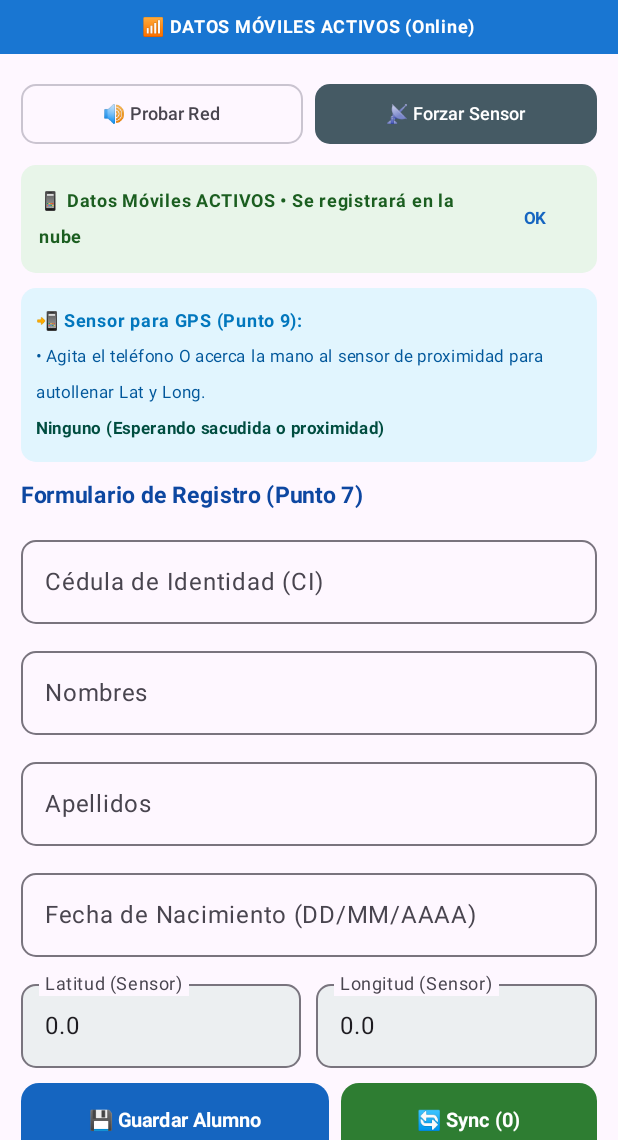
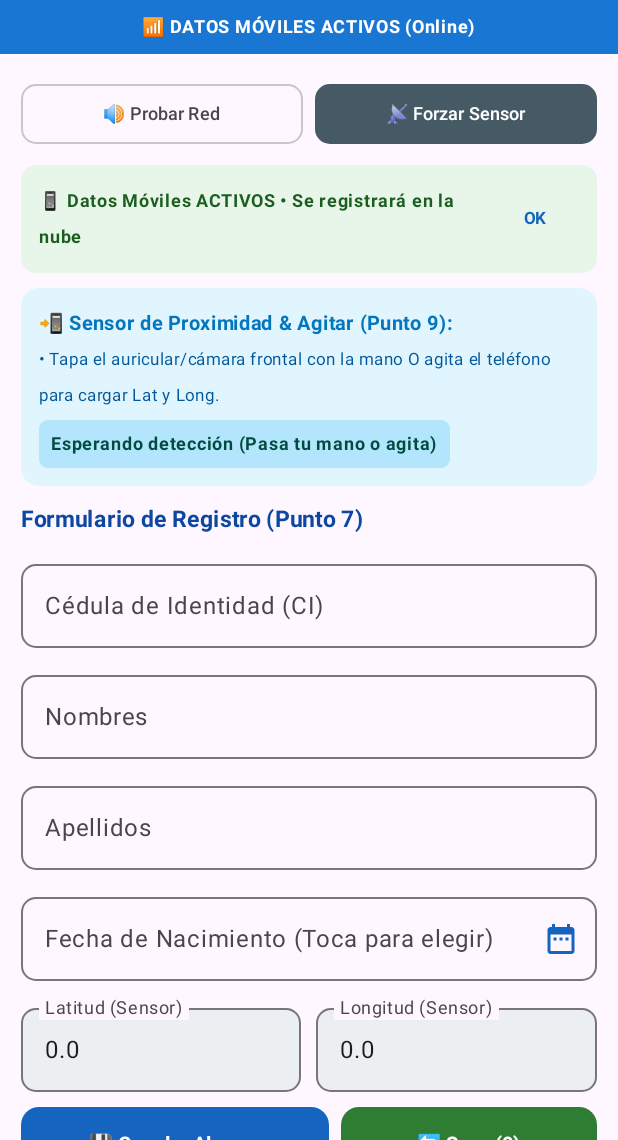
Before and after one commit to Zudokatotk/examen-, an Android app built with Jetpack Compose: the screen it shows after launch (MainActivity), on a phone screen of 412 x 824 dp, the part 96-1236 px from its top. Run offline under Robolectric (Android 15) with nearby library versions, the phone set to English and light mode, and no system bars; our stand-ins replace Firebase (no records; nobody signed in at launch, a user with empty details on screens opened directly).

Commit message:
Agregar DatePickerDialog y mejorar deteccion de sensor de proximidad

```diff
--- a/app/src/main/java/com/example/examen/MainActivity.kt
+++ b/app/src/main/java/com/example/examen/MainActivity.kt
@@ -1,6 +1,7 @@
 package com.example.examen
 
 import android.Manifest
+import android.app.DatePickerDialog
 import android.content.Context
 import android.content.pm.PackageManager
 import android.hardware.Sensor
@@ -11,6 +12,7 @@ import android.net.ConnectivityManager
 import android.net.Network
 import android.net.NetworkRequest
 import android.os.Bundle
+import android.widget.DatePicker
 import android.widget.Toast
 import androidx.activity.ComponentActivity
 import androidx.activity.compose.rememberLauncherForActivityResult
@@ -18,16 +20,20 @@ import androidx.activity.compose.setContent
 import androidx.activity.enableEdgeToEdge
 import androidx.activity.result.contract.ActivityResultContracts
 import androidx.compose.foundation.background
+import androidx.compose.foundation.clickable
 import androidx.compose.foundation.layout.*
 import androidx.compose.foundation.lazy.LazyColumn
 import androidx.compose.foundation.lazy.items
 import androidx.compose.foundation.shape.RoundedCornerShape
 import androidx.compose.foundation.text.KeyboardOptions
+import androidx.compose.material.icons.Icons
+import androidx.compose.material.icons.filled.DateRange
 import androidx.compose.material3.*
 import androidx.compose.runtime.*
 import androidx.compose.ui.Alignment
 import androidx.compose.ui.Modifier
 import androidx.compose.ui.graphics.Color
+import androidx.compose.ui.platform.LocalContext
 import androidx.compose.ui.text.font.FontFamily
 import androidx.compose.ui.text.font.FontWeight
 import androidx.compose.ui.text.input.KeyboardType
@@ -35,6 +41,7 @@ import androidx.compose.ui.text.style.TextAlign
 import androidx.compose.ui.unit.dp
 import androidx.compose.ui.unit.sp
 import androidx.core.content.ContextCompat
+import java.util.Calendar
 import java.util.Locale
 import kotlin.math.sqrt
 
@@ -57,7 +64,7 @@ class MainActivity : ComponentActivity(), SensorEventListener {
     private var mensajeAlerta = mutableStateOf<String?>(null)
     private var latitudCargada = mutableStateOf("0.0")
     private var longitudCargada = mutableStateOf("0.0")
-    private var ultimoSensorActivado = mutableStateOf("Ninguno (Esperando sacudida o proximidad)")
+    private var estadoSensorEnVivo = mutableStateOf("Esperando detección (Pasa tu mano o agita)")
 
     private var networkCallback: ConnectivityManager.NetworkCallback? = null
 
@@ -65,19 +72,16 @@ class MainActivity : ComponentActivity(), SensorEventListener {
         super.onCreate(savedInstanceState)
         enableEdgeToEdge()
 
-        // Inicializar Base de Datos SQLite y Firestore
         dbHelper = DatabaseHelper(this)
         firestoreManager = FirestoreManager()
 
-        // Monitoreo de Red (Punto 8)
         iniciarMonitoreoRed()
 
-        // Configuración de Sensores (Punto 9)
+        // Configuración de Sensores
         sensorManager = getSystemService(Context.SENSOR_SERVICE) as SensorManager
         acelerometro = sensorManager.getDefaultSensor(Sensor.TYPE_ACCELEROMETER)
         sensorProximidad = sensorManager.getDefaultSensor(Sensor.TYPE_PROXIMITY)
 
-        // Cargar registros locales existentes
         recargarDatos()
 
         setContent {
@@ -88,10 +92,9 @@ class MainActivity : ComponentActivity(), SensorEventListener {
                     surface = Color(0xFFF8F9FA)
                 )
             ) {
-                // Solicitar permisos de GPS al iniciar
                 val permissionLauncher = rememberLauncherForActivityResult(
                     contract = ActivityResultContracts.RequestMultiplePermissions()
-                ) { /* Permisos procesados */ }
+                ) {}
 
                 LaunchedEffect(Unit) {
                     val fineGranted = ContextCompat.checkSelfPermission(
@@ -118,7 +121,7 @@ class MainActivity : ComponentActivity(), SensorEventListener {
                         mensajeAlerta = mensajeAlerta.value,
                         latitud = latitudCargada.value,
                         longitud = longitudCargada.value,
-                        sensorInfo = ultimoSensorActivado.value,
+                        sensorInfo = estadoSensorEnVivo.value,
                         alumnos = listaAlumnos.value,
                         pendientes = pendientesCount.intValue,
                         onVerificarConexionManual = {
@@ -143,9 +146,12 @@ class MainActivity : ComponentActivity(), SensorEventListener {
     override fun onResume() {
         super.onResume()
         comprobarRedYEmitirAlerta(mostrarToast = false)
+
         acelerometro?.let {
             sensorManager.registerListener(this, it, SensorManager.SENSOR_DELAY_UI)
         }
+
+        // Registrar Proximidad con la mayor sensibilidad posible (SENSOR_DELAY_NORMAL o UI)
         sensorProximidad?.let {
             sensorManager.registerListener(this, it, SensorManager.SENSOR_DELAY_UI)
         }
@@ -165,22 +171,85 @@ class MainActivity : ComponentActivity(), SensorEventListener {
     }
 
     // ─────────────────────────────────────────────────────────────────────────
-    // PUNTO 10: Lógica de Registro y Sincronización SQLite + Firestore
+    // PUNTO 9: Detección Mejorada de Proximidad y Acelerómetro
+    // ─────────────────────────────────────────────────────────────────────────
+
+    override fun onSensorChanged(event: SensorEvent?) {
+        if (event == null) return
+        val ahora = System.currentTimeMillis()
+
+        // 1. SENSOR DE PROXIMIDAD
+        if (event.sensor.type == Sensor.TYPE_PROXIMITY) {
+            val distancia = event.values[0]
+            val maxRango = event.sensor.maximumRange
+
+            // En muchos dispositivos (Xiaomi, Samsung) 'cerca' es 0.0 o menor que el rango maximo
+            val estaCerca = (distancia < maxRango) || (distancia == 0.0f) || (distancia <= 2.0f)
+
+            estadoSensorEnVivo.value = if (estaCerca) {
+                "✋ ¡MANO DETECTADA CERCA! (${distancia} cm)"
+            } else {
+                "👋 Mano Lejos (${distancia} cm / Max: ${maxRango} cm)"
+            }
+
+            // Si está cerca y pasaron al menos 1.2 segundos del último disparo
+            if (estaCerca && (ahora - ultimoTimestampSensor > 1200)) {
+                ultimoTimestampSensor = ahora
+                activarCapturaUbicacion("Sensor de Proximidad (Mano cerca)")
+            }
+        }
+
+        // 2. SENSOR DE ACELERÓMETRO (Agitar)
+        if (event.sensor.type == Sensor.TYPE_ACCELEROMETER) {
+            val x = event.values[0]
+            val y = event.values[1]
+            val z = event.values[2]
+            val aceleracionTotal = sqrt((x * x + y * y + z * z).toDouble())
+
+            // Si se agita con fuerza
+            if (aceleracionTotal > 14.5 && (ahora - ultimoTimestampSensor > 1200)) {
+                ultimoTimestampSensor = ahora
+                estadoSensorEnVivo.value = "⚡ ¡SACUDIDA DETECTADA! (Aceleración: ${String.format(Locale.US, "%.1f", aceleracionTotal)})"
+                activarCapturaUbicacion("Dispositivo Agitado (Acelerómetro)")
+            }
+        }
+    }
+
+    override fun onAccuracyChanged(sensor: Sensor?, accuracy: Int) {}
+
+    private fun activarCapturaUbicacion(origenSensor: String) {
+        runOnUiThread {
+            Toast.makeText(this, "📡 $origenSensor: Leyendo GPS...", Toast.LENGTH_SHORT).show()
+
+            LocationHelper.obtenerCoordenadas(this) { lat, lng ->
+                runOnUiThread {
+                    latitudCargada.value = String.format(Locale.US, "%.5f", lat)
+                    longitudCargada.value = String.format(Locale.US, "%.5f", lng)
+                    Toast.makeText(
+                        this,
+                        "📍 Coordenadas cargadas: Lat ${latitudCargada.value}, Lng ${longitudCargada.value}",
+                        Toast.LENGTH_SHORT
+                    ).show()
+                }
+            }
+        }
+    }
+
+    // ─────────────────────────────────────────────────────────────────────────
+    // PUNTO 10: Guardado y Sincronización
     // ─────────────────────────────────────────────────────────────────────────
 
     private fun guardarAlumno(alumno: Alumno) {
         if (alumno.ci.isEmpty() || alumno.nombres.isEmpty()) {
-            Toast.makeText(this, "Por favor completa al menos CI y Nombres", Toast.LENGTH_SHORT).show()
+            Toast.makeText(this, "Por favor completa CI y Nombres", Toast.LENGTH_SHORT).show()
             return
         }
 
-        // 1. Siempre se guarda localmente en SQLite primero (1 sola tabla)
         val idLocal = dbHelper.insertarAlumno(alumno)
         alumno.id = idLocal
 
         val hayConexion = (estadoConexion.value != TipoConexion.SIN_CONEXION)
 
-        // 2. Si está ONLINE: Subir de inmediato a Firestore y marcar is_synced = 1
         if (hayConexion) {
             firestoreManager.subirAlumno(
                 alumno = alumno,
@@ -191,15 +260,14 @@ class MainActivity : ComponentActivity(), SensorEventListener {
                         recargarDatos()
                     }
                 },
-                onFailure = { e ->
+                onFailure = {
                     runOnUiThread {
-                        Toast.makeText(this, "Guardado en SQLite local (Error al subir a nube)", Toast.LENGTH_SHORT).show()
+                        Toast.makeText(this, "Guardado en SQLite local (Fallo al subir)", Toast.LENGTH_SHORT).show()
                         recargarDatos()
                     }
                 }
             )
         } else {
-            // 3. Si está OFFLINE: Queda en SQLite con is_synced = 0
             Toast.makeText(this, "Guardado en SQLite local (Modo Offline) 📱", Toast.LENGTH_SHORT).show()
             recargarDatos()
         }
@@ -207,13 +275,12 @@ class MainActivity : ComponentActivity(), SensorEventListener {
 
     private fun sincronizarBasesDeDatos() {
         if (estadoConexion.value == TipoConexion.SIN_CONEXION) {
-            Toast.makeText(this, "No hay conexión a internet para sincronizar ❌", Toast.LENGTH_SHORT).show()
+            Toast.makeText(this, "No hay conexión para sincronizar ❌", Toast.LENGTH_SHORT).show()
             return
         }
 
-        Toast.makeText(this, "Sincronizando SQLite con Firestore...", Toast.LENGTH_SHORT).show()
+        Toast.makeText(this, "Sincronizando...", Toast.LENGTH_SHORT).show()
 
-        // Paso A: Subir los registros locales pendientes (is_synced = 0) a Firestore
         val pendientes = dbHelper.obtenerNoSincronizados()
         for (item in pendientes) {
             firestoreManager.subirAlumno(
@@ -222,12 +289,10 @@ class MainActivity : ComponentActivity(), SensorEventListener {
                     dbHelper.marcarComoSincronizado(item.id, firestoreId)
                     recargarDatos()
                 },
-                onFailure = { /* Ignorar reintento */ }
+                onFailure = {}
             )
         }
 
-        // Paso B: Descargar los registros de Firestore y guardarlos en SQLite si no existen
-        // (Nota del examen: "ambas bases de datos tienen los mismos registros se debe tener tanto offline como online")
         firestoreManager.descargarAlumnos(
             onSuccess = { listaNube ->
                 for (remoto in listaNube) {
@@ -250,60 +315,7 @@ class MainActivity : ComponentActivity(), SensorEventListener {
     }
 
     // ─────────────────────────────────────────────────────────────────────────
-    // PUNTO 9: Detección de Sensores (Agitar / Proximidad) y Carga de GPS
-    // ─────────────────────────────────────────────────────────────────────────
-
-    override fun onSensorChanged(event: SensorEvent?) {
-        if (event == null) return
-        val ahora = System.currentTimeMillis()
-
-        // 1. Proximidad
-        if (event.sensor.type == Sensor.TYPE_PROXIMITY) {
-            val distancia = event.values[0]
-            val maxRango = event.sensor.maximumRange
-            if (distancia < maxRango && (ahora - ultimoTimestampSensor > 1500)) {
-                ultimoTimestampSensor = ahora
-                activarCapturaUbicacion("Sensor de Proximidad (Mano detectada)")
-            }
-        }
-
-        // 2. Acelerómetro (Agitar)
-        if (event.sensor.type == Sensor.TYPE_ACCELEROMETER) {
-            val x = event.values[0]
-            val y = event.values[1]
-            val z = event.values[2]
-            val aceleracionTotal = sqrt((x * x + y * y + z * z).toDouble())
-
-            if (aceleracionTotal > 15.0 && (ahora - ultimoTimestampSensor > 1500)) {
-                ultimoTimestampSensor = ahora
-                activarCapturaUbicacion("Dispositivo Agitado (Acelerómetro)")
-            }
-        }
-    }
-
-    override fun onAccuracyChanged(sensor: Sensor?, accuracy: Int) {}
-
-    private fun activarCapturaUbicacion(origenSensor: String) {
-        runOnUiThread {
-            ultimoSensorActivado.value = "⚡ Activado por: $origenSensor"
-            Toast.makeText(this, "📡 $origenSensor: Leyendo GPS...", Toast.LENGTH_SHORT).show()
-
-            LocationHelper.obtenerCoordenadas(this) { lat, lng ->
-                runOnUiThread {
-                    latitudCargada.value = String.format(Locale.US, "%.5f", lat)
-                    longitudCargada.value = String.format(Locale.US, "%.5f", lng)
-                    Toast.makeText(
-                        this,
-                        "📍 Coordenadas cargadas en el formulario: Lat ${latitudCargada.value}, Lng ${longitudCargada.value}",
-                        Toast.LENGTH_SHORT
-                    ).show()
-                }
-            }
-        }
-    }
-
-    // ─────────────────────────────────────────────────────────────────────────
-    // PUNTO 8: Verificación Wi-Fi / Datos + Sonido
+    // PUNTO 8: Red y Alerta Sonora
     // ─────────────────────────────────────────────────────────────────────────
 
     private fun comprobarRedYEmitirAlerta(mostrarToast: Boolean) {
@@ -333,7 +345,6 @@ class MainActivity : ComponentActivity(), SensorEventListener {
             override fun onAvailable(network: Network) {
                 runOnUiThread {
                     comprobarRedYEmitirAlerta(mostrarToast = true)
-                    // Auto-sincronizar pendientes al recuperar conexión (Punto 10)
                     if (dbHelper.contarPendientes() > 0) {
                         sincronizarBasesDeDatos()
                     }
@@ -348,7 +359,7 @@ class MainActivity : ComponentActivity(), SensorEventListener {
 }
 
 // ─────────────────────────────────────────────────────────────────────────────
-// PANTALLA COMPOSE (Puntos 7 + 8 + 9 + 10)
+// PANTALLA COMPOSE
 // ─────────────────────────────────────────────────────────────────────────────
 
 @OptIn(ExperimentalMaterial3Api::class)
@@ -367,10 +378,26 @@ fun RegistroAlumnoScreen(
     onRegistrarAlumno: (Alumno) -> Unit,
     onSincronizarManual: () -> Unit
 ) {
+    val context = LocalContext.current
+
     var ci by remember { mutableStateOf("") }
     var nombres by remember { mutableStateOf("") }
     var apellidos by remember { mutableStateOf("") }
     var fechaNacimiento by remember { mutableStateOf("") }
+
+    // Dialogo de Calendario para Fecha de Nacimiento
+    val calendar = Calendar.getInstance()
+    val datePickerDialog = remember {
+        DatePickerDialog(
+            context,
+            { _: DatePicker, year: Int, month: Int, dayOfMonth: Int ->
+                fechaNacimiento = String.format(Locale.getDefault(), "%02d/%02d/%04d", dayOfMonth, month + 1, year)
+            },
+            calendar.get(Calendar.YEAR) - 20, // Año aproximado para estudiante (ej. 2004)
+            calendar.get(Calendar.MONTH),
+            calendar.get(Calendar.DAY_OF_MONTH)
+        )
+    }
 
     Scaffold(
         topBar = {
@@ -394,7 +421,6 @@ fun RegistroAlumnoScreen(
                     colors = TopAppBarDefaults.topAppBarColors(containerColor = Color(0xFF1565C0))
                 )
 
-                // Barra indicadora de Red (Punto 8)
                 val (colorFondo, textoBarra) = when (tipoConexion) {
                     TipoConexion.WIFI -> Color(0xFF2E7D32) to "📶 Wi-Fi ACTIVO (Online)"
                     TipoConexion.DATOS_MOVILES -> Color(0xFF1976D2) to "📶 DATOS MÓVILES ACTIVOS (Online)"
@@ -452,7 +478,7 @@ fun RegistroAlumnoScreen(
                 }
             }
 
-            // Alerta si cambió la red (Punto 8)
+            // Alerta si cambió la red
             mensajeAlerta?.let { mensaje ->
                 item {
                     Card(
@@ -483,31 +509,38 @@ fun RegistroAlumnoScreen(
                 }
             }
 
-            // Banner del estado del Sensor (Punto 9)
+            // Card del Sensor en Vivo (Proximidad + Agitar)
             item {
                 Card(
                     modifier = Modifier.fillMaxWidth(),
-                    shape = RoundedCornerShape(10.dp),
+                    shape = RoundedCornerShape(12.dp),
                     colors = CardDefaults.cardColors(containerColor = Color(0xFFE1F5FE))
                 ) {
-                    Column(modifier = Modifier.padding(10.dp)) {
+                    Column(modifier = Modifier.padding(12.dp)) {
                         Text(
-                            "📲 Sensor para GPS (Punto 9):",
+                            "📲 Sensor de Proximidad & Agitar (Punto 9):",
                             fontWeight = FontWeight.Bold,
-                            fontSize = 12.sp,
+                            fontSize = 13.sp,
                             color = Color(0xFF0277BD)
                         )
                         Text(
-                            "• Agita el teléfono O acerca la mano al sensor de proximidad para autollenar Lat y Long.",
+                            "• Tapa el auricular/cámara frontal con la mano O agita el teléfono para cargar Lat y Long.",
                             fontSize = 11.sp,
                             color = Color(0xFF01579B)
                         )
+                        Spacer(modifier = Modifier.height(4.dp))
+                        Surface(
+                            shape = RoundedCornerShape(6.dp),
+                            color = Color(0xFFB3E5FC)
+                        ) {
                             Text(
-                            sensorInfo,
-                            fontSize = 11.sp,
+                                text = sensorInfo,
+                                fontSize = 12.sp,
                                 fontWeight = FontWeight.Bold,
-                            color = Color(0xFF004D40)
+                                color = Color(0xFF004D40),
+                                modifier = Modifier.padding(horizontal = 8.dp, vertical = 4.dp)
                             )
+                        }
                     }
                 }
             }
@@ -559,19 +592,38 @@ fun RegistroAlumnoScreen(
                 )
             }
 
-            // Fecha de Nacimiento
+            // Fecha de Nacimiento (con DatePicker / Calendario)
             item {
+                Box(modifier = Modifier.fillMaxWidth()) {
                     OutlinedTextField(
                         value = fechaNacimiento,
-                    onValueChange = { fechaNacimiento = it },
-                    label = { Text("Fecha de Nacimiento (DD/MM/AAAA)") },
+                        onValueChange = {},
+                        readOnly = true, // Se abre el calendario al hacer click
+                        label = { Text("Fecha de Nacimiento (Toca para elegir)") },
+                        placeholder = { Text("Seleccionar en el calendario") },
+                        trailingIcon = {
+                            IconButton(onClick = { datePickerDialog.show() }) {
+                                Icon(
+                                    imageVector = Icons.Default.DateRange,
+                                    contentDescription = "Calendario",
+                                    tint = Color(0xFF1565C0)
+                                )
+                            }
+                        },
                         modifier = Modifier.fillMaxWidth(),
                         singleLine = true,
                         shape = RoundedCornerShape(10.dp)
                     )
+                    // Capa clickeable transparente para que al tocar cualquier parte del campo se abra el calendario
+                    Box(
+                        modifier = Modifier
+                            .matchParentSize()
+                            .clickable { datePickerDialog.show() }
+                    )
+                }
             }
 
-            // Latitud y Longitud (readOnly = true, Punto 9)
+            // Latitud y Longitud (readOnly = true)
             item {
                 Row(
                     modifier = Modifier.fillMaxWidth(),
@@ -605,7 +657,7 @@ fun RegistroAlumnoScreen(
                 }
             }
 
-            // Botones de Registro y Sincronización (Punto 10)
+            // Botones de Registro y Sincronización
             item {
                 Row(
                     modifier = Modifier.fillMaxWidth(),
@@ -622,7 +674,6 @@ fun RegistroAlumnoScreen(
                                 longitud = longitud.toDoubleOrNull() ?: 0.0
                             )
                             onRegistrarAlumno(nuevo)
-                            // Limpiar campos después de registrar
                             ci = ""
                             nombres = ""
                             apellidos = ""
@@ -650,7 +701,7 @@ fun RegistroAlumnoScreen(
                 }
             }
 
-            // Título de la lista de Alumnos
+            // Título de la lista
             item {
                 Row(
                     modifier = Modifier
@@ -687,7 +738,6 @@ fun RegistroAlumnoScreen(
                 }
             }
 
-            // Lista de Alumnos registrados
             items(alumnos, key = { it.id }) { alumno ->
                 AlumnoItemCard(alumno = alumno)
             }
```
Lines whose indentation alone changed are shown as unchanged.
